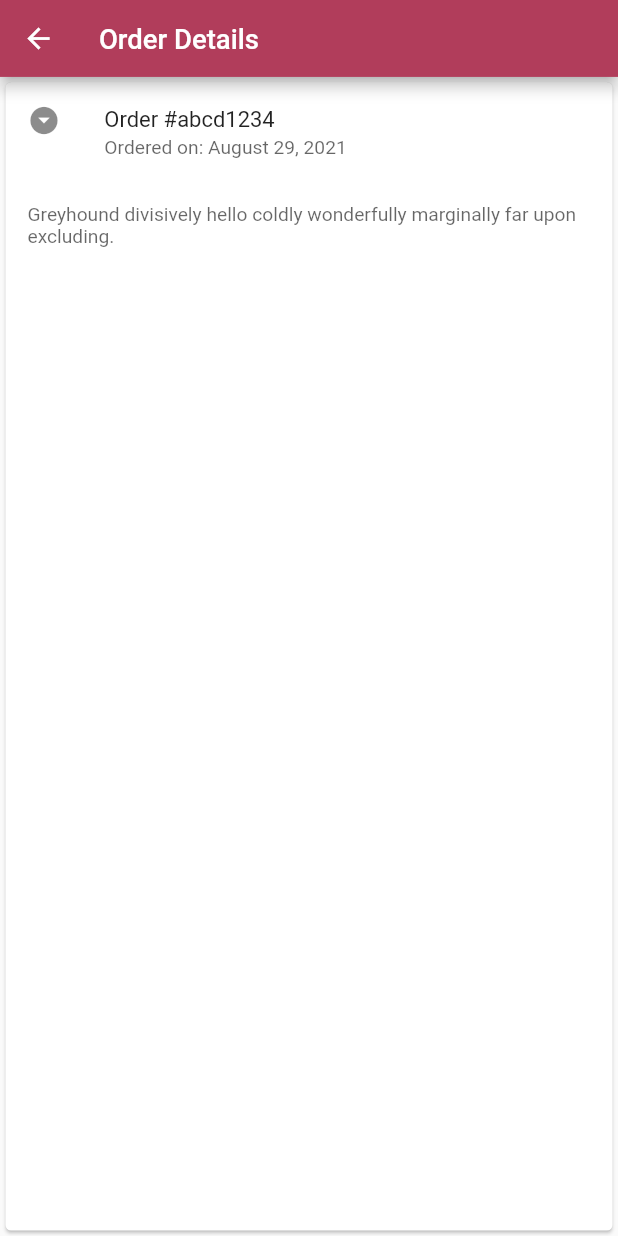
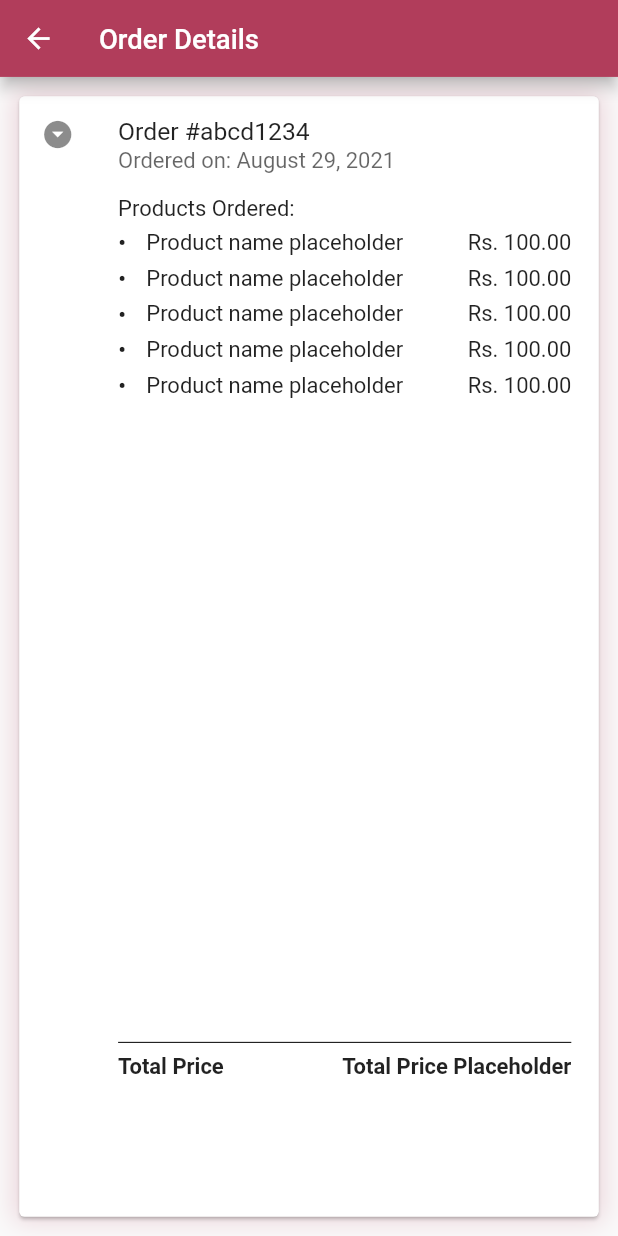
Before and after one commit to SE-Project-Sem-5/GoPharmaFlutter, a Flutter app: the OrderFullView screen opened directly with sample values from the repository, on a phone screen of 412 x 824 dp. Run offline on Flutter 3.47's test engine with Material 2 defaults, Android fonts, the phone set to English and light mode, and no system bars; our stand-ins replace badges, bloc, camera, carousel_slider, connectivity_plus, email_validator and 6 more; missing offline and left inert: payhere_mobilesdk_flutter; accounts and stored records are empty; Roboto replaces fonts that are missing (SF-Pro).

Commit message:
past order card completed

```diff
--- a/lib/ui/customer/past_orders/order_full_view.dart
+++ /dev/null
@@ -1,53 +0,0 @@
-import 'package:flutter/material.dart';
-import 'package:go_pharma/repos/order/order_model.dart';
-import 'package:go_pharma/ui/customer/common_skeleton.dart';
-import 'package:intl/intl.dart';
-
-class OrderFullView extends StatelessWidget {
-  final Order order;
-  const OrderFullView({Key? key, required this.order}) : super(key: key);
-
-  @override
-  Widget build(BuildContext context) {
-    return SafeArea(
-      child: Scaffold(
-        appBar: AppBar(
-          title: Text(
-            "Order Details",
-          ),
-        ),
-        body: Container(
-          child: Center(
-            child: Card(
-              clipBehavior: Clip.antiAlias,
-              child: Column(
-                children: [
-                  ListTile(
-                    leading: Icon(Icons.arrow_drop_down_circle),
-                    title: Text("Order " + order.order_id),
-                    subtitle: Text(
-                      "Ordered on: " +
-                          DateFormat.yMMMMd('en_US').format(order.orderedDate),
-                      style: TextStyle(color: Colors.black.withOpacity(0.6)),
-                    ),
-                  ),
-                  Padding(
-                    padding: const EdgeInsets.all(16.0),
-                    child: Text(
-                      'Greyhound divisively hello coldly wonderfully marginally far upon excluding.',
-                      style: TextStyle(color: Colors.black.withOpacity(0.6)),
-                    ),
-                  ),
-                  ButtonBar(
-                    alignment: MainAxisAlignment.start,
-                    children: [],
-                  ),
-                ],
-              ),
-            ),
-          ),
-        ),
-      ),
-    );
-  }
-}
--- /dev/null
+++ b/lib/ui/customer/past_orders/past_order_full_view.dart
@@ -0,0 +1,166 @@
+import 'package:flutter/material.dart';
+import 'package:go_pharma/repos/order/order_model.dart';
+import 'package:go_pharma/ui/common/colors.dart';
+import 'package:intl/intl.dart';
+
+class OrderFullView extends StatelessWidget {
+  final Order order;
+  final double leftPadding = 72.0;
+  final double rightPadding = 20.0;
+  const OrderFullView({Key? key, required this.order}) : super(key: key);
+  final String bullet = "\u2022 ";
+  @override
+  Widget build(BuildContext context) {
+    return SafeArea(
+      child: Scaffold(
+        appBar: AppBar(
+          title: Text(
+            "Order Details",
+          ),
+        ),
+        body: Container(
+          child: Center(
+            child: Padding(
+              padding: const EdgeInsets.all(10.0),
+              child: Container(
+                decoration: new BoxDecoration(
+                  boxShadow: [
+                    new BoxShadow(
+                      color: GoPharmaColors.PrimaryColor.withOpacity(0.2),
+                      blurRadius: 15.0,
+                    ),
+                  ],
+                ),
+                child: Card(
+                  clipBehavior: Clip.antiAlias,
+                  child: Column(
+                    crossAxisAlignment: CrossAxisAlignment.start,
+                    children: [
+                      ListTile(
+                        leading: Icon(Icons.arrow_drop_down_circle),
+                        title: Text(
+                          "Order " + order.order_id,
+                          style: TextStyle(
+                            fontSize: 18.0,
+                          ),
+                        ),
+                        subtitle: Text(
+                          "Ordered on: " +
+                              DateFormat.yMMMMd('en_US')
+                                  .format(order.orderedDate),
+                          style: TextStyle(
+                            color: Colors.black.withOpacity(0.6),
+                            fontSize: 16.0,
+                          ),
+                        ),
+                      ),
+                      Padding(
+                        padding: EdgeInsets.only(left: leftPadding),
+                        child: Text(
+                          'Products Ordered:',
+                          style: TextStyle(
+                            fontSize: 16.0,
+                          ),
+                        ),
+                      ),
+                      ListView.builder(
+                        physics: ClampingScrollPhysics(),
+                        itemCount: 5,
+                        shrinkWrap: true,
+                        itemBuilder: (context, index) => Padding(
+                          padding: EdgeInsets.only(left: leftPadding, top: 5),
+                          child: Row(
+                            children: [
+                              Text(
+                                bullet,
+                                style: TextStyle(
+                                  fontSize: 18.0,
+                                ),
+                              ),
+                              Expanded(
+                                child: Padding(
+                                  padding: EdgeInsets.only(
+                                    left: 10.0,
+                                    right: rightPadding,
+                                  ),
+                                  child: Container(
+                                    child: Row(
+                                      mainAxisAlignment:
+                                          MainAxisAlignment.spaceBetween,
+                                      children: [
+                                        Text(
+                                          "Product name placeholder",
+                                          style: TextStyle(
+                                            fontSize: 16.0,
+                                          ),
+                                        ),
+                                        Text(
+                                          "Rs. 100.00",
+                                          style: TextStyle(
+                                            fontSize: 16.0,
+                                          ),
+                                        ),
+                                      ],
+                                    ),
+                                  ),
+                                ),
+                              ),
+                            ],
+                          ),
+                        ),
+                      ),
+                      Spacer(),
+                      Padding(
+                        padding: EdgeInsets.only(
+                          left: leftPadding,
+                          right: rightPadding,
+                        ),
+                        child: Divider(
+                          color: Colors.black,
+                        ),
+                      ),
+                      Padding(
+                        padding: EdgeInsets.only(
+                          left: leftPadding,
+                          right: rightPadding,
+                          bottom: 100.0,
+                        ),
+                        child: Row(
+                          mainAxisAlignment: MainAxisAlignment.spaceBetween,
+                          children: [
+                            PastOrderTitleText(text: "Total Price"),
+                            PastOrderTitleText(text: "Total Price Placeholder"),
+                          ],
+                        ),
+                      ),
+                    ],
+                  ),
+                ),
+              ),
+            ),
+          ),
+        ),
+      ),
+    );
+  }
+}
+
+class PastOrderTitleText extends StatelessWidget {
+  const PastOrderTitleText({
+    Key? key,
+    required this.text,
+  }) : super(key: key);
+
+  final String text;
+
+  @override
+  Widget build(BuildContext context) {
+    return Text(
+      text,
+      style: TextStyle(
+        fontSize: 16.0,
+        fontWeight: FontWeight.w600,
+      ),
+    );
+  }
+}
--- a/lib/ui/customer/past_orders/past_orders_card.dart
+++ b/lib/ui/customer/past_orders/past_orders_card.dart
@@ -1,7 +1,7 @@
 import 'package:flutter/material.dart';
 import 'package:go_pharma/repos/order/order_model.dart';
 import 'package:go_pharma/ui/common/colors.dart';
-import 'package:go_pharma/ui/customer/past_orders/order_full_view.dart';
+import 'package:go_pharma/ui/customer/past_orders/past_order_full_view.dart';
 import 'package:intl/intl.dart';
 
 class PastOrderCard extends StatelessWidget {
```
